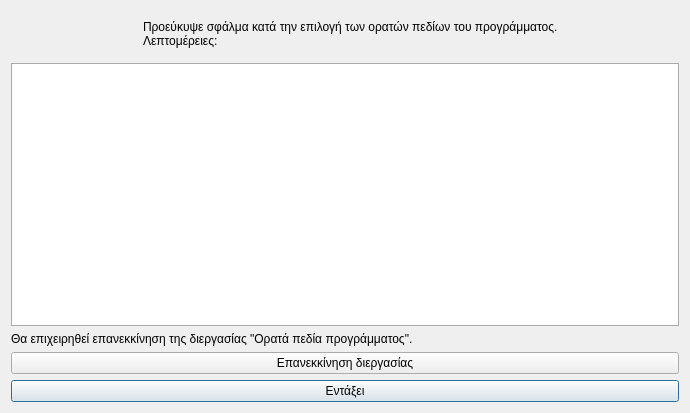
This is ui/menu-2/visible-program-components/error.ui in el07694/papinhio-player as Qt 5 draws it before an edit. The edited form follows.
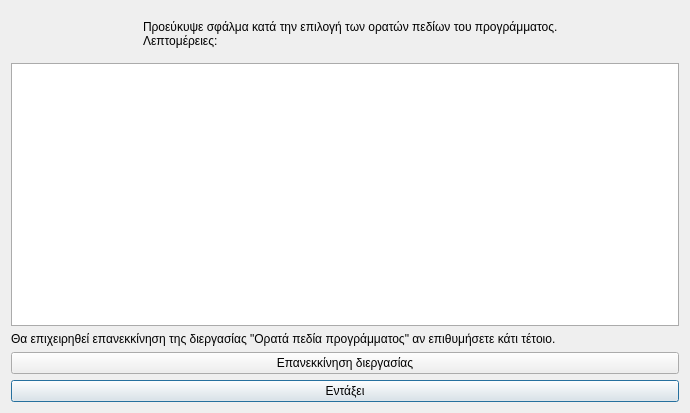
This is the edited form. Icons and pictures are not drawn.

Patch:
```diff
--- a/ui/menu-2/visible-program-components/error.ui
+++ b/ui/menu-2/visible-program-components/error.ui
@@ -28,11 +28,14 @@
    <item row="2" column="0">
     <widget class="QLabel" name="label_2">
      <property name="text">
-      <string>Θα επιχειρηθεί επανεκκίνηση της διεργασίας &quot;Ορατά πεδία προγράμματος&quot;.</string>
+      <string>Θα επιχειρηθεί επανεκκίνηση της διεργασίας &quot;Ορατά πεδία προγράμματος&quot; αν επιθυμήσετε κάτι τέτοιο.</string>
      </property>
      <property name="alignment">
       <set>Qt::AlignJustify|Qt::AlignVCenter</set>
      </property>
+     <property name="wordWrap">
+      <bool>true</bool>
+     </property>
     </widget>
    </item>
    <item row="0" column="0">
```
